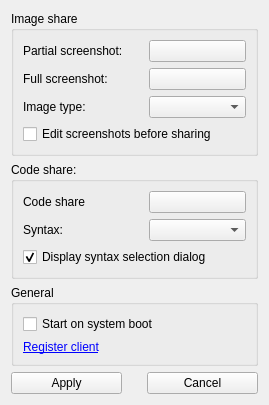
Above: client/config.ui from bakwc/Pastexen before the change. Below: the same form after it.
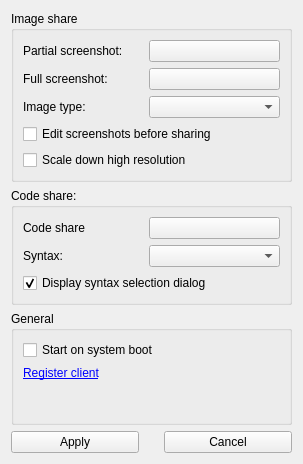
That is the form after the change. Icons and pictures are not drawn.

The edit to the form file:
```diff
--- a/client/config.ui
+++ b/client/config.ui
@@ -6,8 +6,8 @@
    <rect>
     <x>0</x>
     <y>0</y>
-    <width>269</width>
-    <height>375</height>
+    <width>303</width>
+    <height>464</height>
    </rect>
   </property>
   <property name="sizePolicy">
@@ -147,13 +147,20 @@
         </property>
        </widget>
       </item>
-      <item row="3" column="0" colspan="2">
+      <item row="4" column="0" colspan="2">
        <widget class="QCheckBox" name="checkBoxEditScreenshots">
         <property name="text">
          <string>Edit screenshots before sharing</string>
         </property>
        </widget>
       </item>
+      <item row="5" column="0" colspan="2">
+       <widget class="QCheckBox" name="checkBoxScale">
+        <property name="text">
+         <string>Scale down high resolution</string>
+        </property>
+       </widget>
+      </item>
      </layout>
     </widget>
    </item>
```
